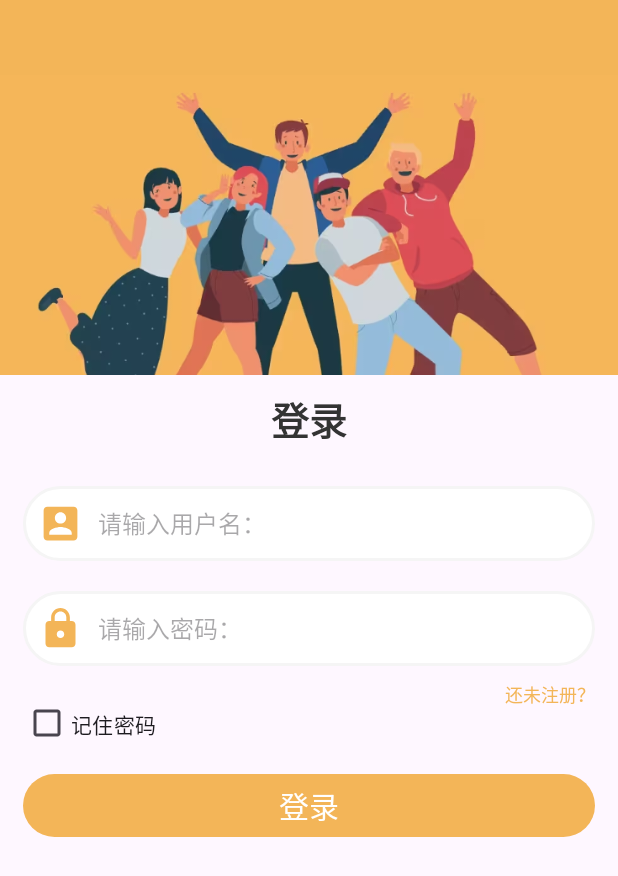
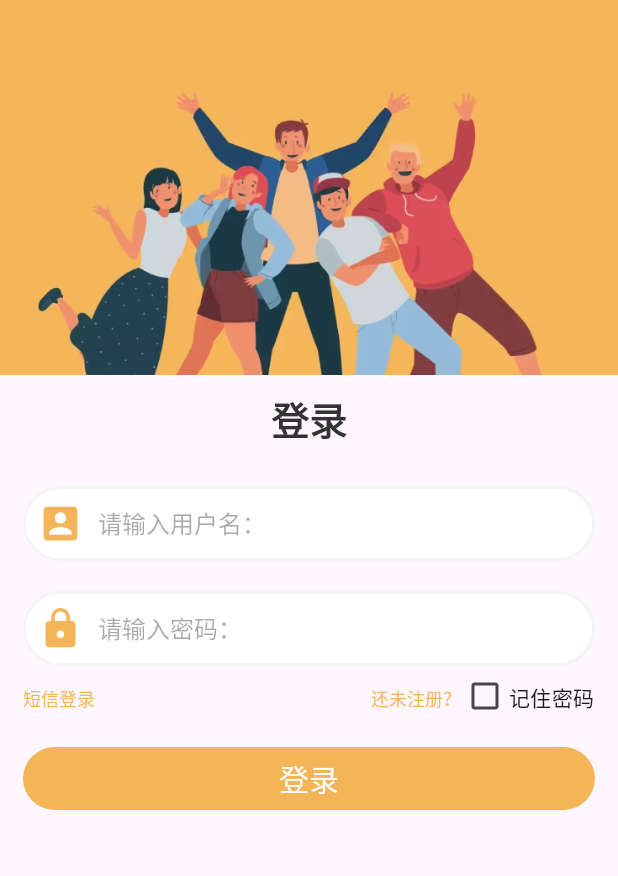
Before and after one commit to letmewi/ClassWork, an Android app: the screen it shows after launch (LoginActivity), on a phone screen of 412 x 824 dp. Shown: the top 876 px of the screen. Run offline under Robolectric (Android 15) with nearby library versions, the phone set to English and light mode, and no system bars.

Commit message:
Update activity_login.xml

```diff
--- a/Anlaiye_test1/app/src/main/res/layout/activity_login.xml
+++ b/Anlaiye_test1/app/src/main/res/layout/activity_login.xml
@@ -85,20 +85,37 @@
 
         </androidx.appcompat.widget.LinearLayoutCompat>
 
-        <TextView
-            android:layout_width="wrap_content"
+       <androidx.appcompat.widget.LinearLayoutCompat
+            android:layout_width="match_parent"
             android:layout_height="wrap_content"
             android:layout_marginTop="10dp"
-            android:layout_gravity="right"
+            android:orientation="horizontal">
+
+            <TextView
+                android:layout_width="0dp"
+                android:layout_height="wrap_content"
+                android:textColor="@color/my_light_primary"
+                android:textSize="12sp"
+                android:id="@+id/smsLogin"
+                android:text="短信登录"
+                android:layout_weight="1"
+                android:gravity="bottom"/>
+
+            <TextView
+                android:layout_width="0dp"
+                android:layout_height="wrap_content"
                 android:textColor="@color/my_light_primary"
                 android:textSize="12sp"
                 android:id="@+id/toRegister"
-            android:text="还未注册？"/>
+                android:text="还未注册？"
+                android:layout_weight="1"
+                android:gravity="right"/>
             <CheckBox
                 android:id="@+id/remember_password"
                 android:layout_width="wrap_content"
                 android:layout_height="20dp"
                 android:text="记住密码"/>
+        </androidx.appcompat.widget.LinearLayoutCompat>
 
         <Button
             android:layout_width="match_parent"
```
Lines whose indentation alone changed are shown as unchanged.
